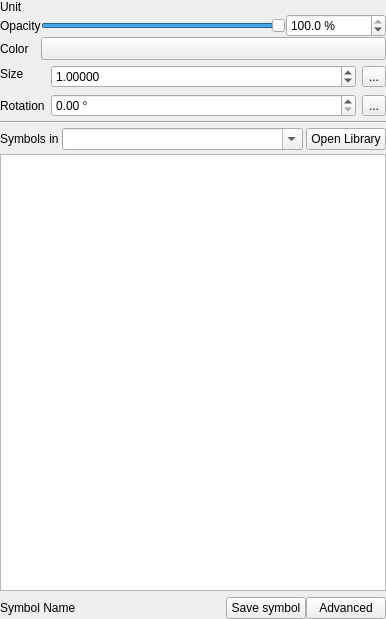
Before: the Qt Designer form src/ui/symbollayer/widget_symbolslist.ui in qgis/QGIS, drawn with Qt 5.
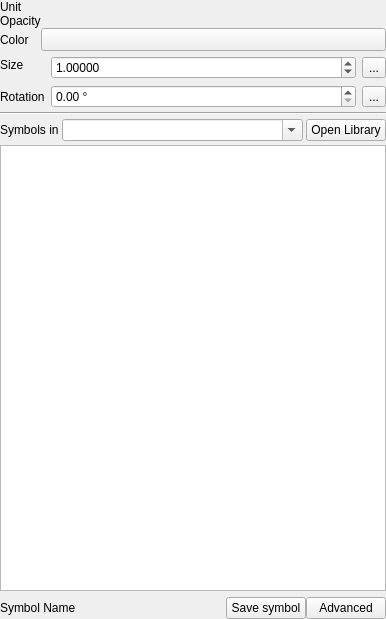
After: the same form once the commit is applied. Custom widgets are drawn as their Qt base class.

Commit message: Use QgsOpacityWidget wherever appropriate

```diff
--- a/src/ui/symbollayer/widget_symbolslist.ui
+++ b/src/ui/symbollayer/widget_symbolslist.ui
@@ -178,7 +178,7 @@
          </property>
         </widget>
        </item>
-       <item row="2" column="0">
+       <item row="3" column="0">
         <widget class="QLabel" name="label_5">
          <property name="text">
           <string>Color</string>
@@ -199,57 +199,13 @@
         </widget>
        </item>
        <item row="1" column="1">
-        <layout class="QHBoxLayout" name="horizontalLayout_7">
-         <item>
-          <widget class="QSlider" name="mOpacitySlider">
-           <property name="sizePolicy">
-            <sizepolicy hsizetype="Expanding" vsizetype="Fixed">
-             <horstretch>0</horstretch>
-             <verstretch>0</verstretch>
-            </sizepolicy>
-           </property>
-           <property name="maximum">
-            <number>1000</number>
-           </property>
-           <property name="singleStep">
-            <number>10</number>
-           </property>
-           <property name="pageStep">
-            <number>100</number>
-           </property>
-           <property name="value">
-            <number>1000</number>
-           </property>
-           <property name="orientation">
-            <enum>Qt::Horizontal</enum>
-           </property>
-          </widget>
-         </item>
-         <item>
-          <widget class="QgsDoubleSpinBox" name="mOpacitySpinBox">
-           <property name="minimumSize">
-            <size>
-             <width>100</width>
-             <height>0</height>
-            </size>
-           </property>
-           <property name="suffix">
-            <string> %</string>
-           </property>
-           <property name="decimals">
-            <number>1</number>
-           </property>
-           <property name="maximum">
-            <double>100.000000000000000</double>
-           </property>
-           <property name="value">
-            <double>100.000000000000000</double>
-           </property>
-          </widget>
-         </item>
-        </layout>
+        <widget class="QgsOpacityWidget" name="mOpacityWidget" native="true">
+         <property name="focusPolicy">
+          <enum>Qt::StrongFocus</enum>
+         </property>
+        </widget>
        </item>
-       <item row="2" column="1">
+       <item row="3" column="1">
         <widget class="QgsColorButton" name="btnColor">
          <property name="sizePolicy">
           <sizepolicy hsizetype="Expanding" vsizetype="Fixed">
@@ -496,6 +452,12 @@
    <header>qgsunitselectionwidget.h</header>
    <container>1</container>
   </customwidget>
+  <customwidget>
+   <class>QgsOpacityWidget</class>
+   <extends>QWidget</extends>
+   <header>qgsopacitywidget.h</header>
+   <container>1</container>
+  </customwidget>
  </customwidgets>
  <tabstops>
   <tabstop>mOpacitySlider</tabstop>
```
Left out of the diff: 20 changed lines with no effect on the pictures. The commit also changes 31 other files.
